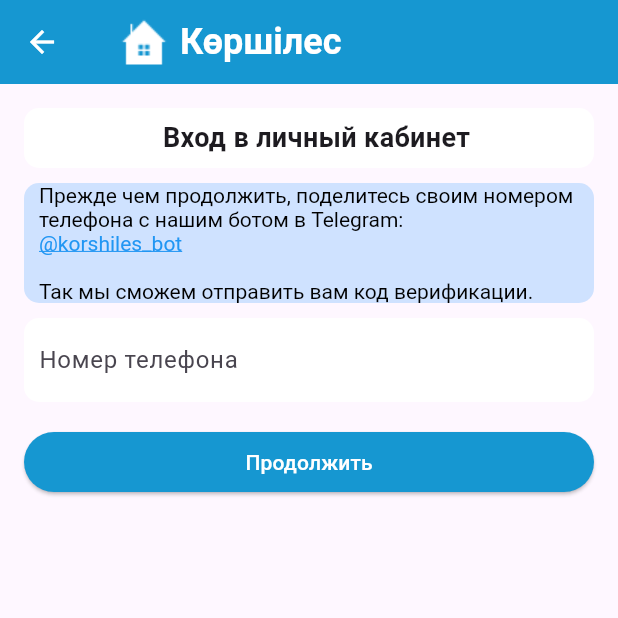
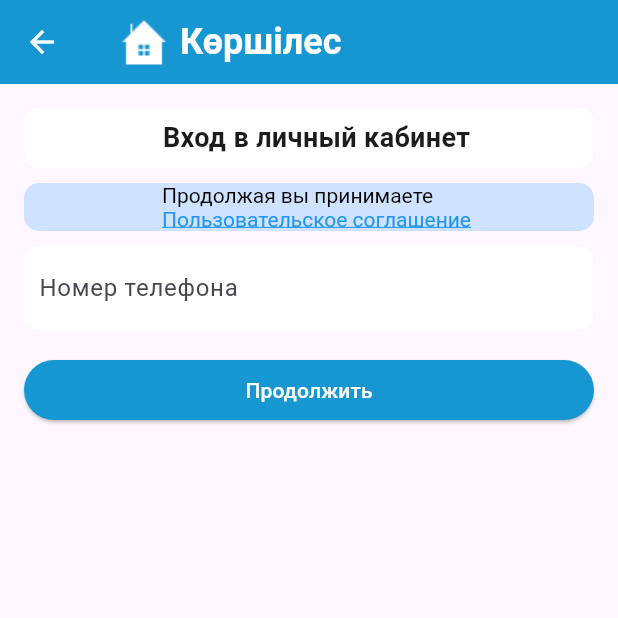
Before and after one commit to isazhan/korshiles_app, a Flutter app: the screen it shows after launch, item 2 of the bottom bar chosen, on a phone screen of 412 x 824 dp, the top half of it. Run offline on Flutter 3.47's test engine with Material 3 defaults, Android fonts, the phone set to English and light mode, and no system bars; our stand-ins replace carousel_slider, flutter_form_builder, flutter_secure_storage, google_mobile_ads; network calls fail; Roboto replaces fonts that are missing (Nunito, sans-serif).

Commit message:
fix appstore comments

```diff
--- a/lib/views/login_view.dart
+++ b/lib/views/login_view.dart
@@ -139,7 +139,7 @@ class _LoginViewState extends State<LoginView> {
                   text: TextSpan(
                     children: <TextSpan>[
                       TextSpan(
-                        text: 'Прежде чем продолжить, поделитесь своим номером телефона с нашим ботом в Telegram: \n',
+                        text: 'Продолжая вы принимаете \n',
                         style: TextStyle(
                           fontSize: 14,
                           //fontWeight: FontWeight.w600,
@@ -147,14 +147,14 @@ class _LoginViewState extends State<LoginView> {
                         ),
                       ),
                       TextSpan(
-                        text: '@korshiles_bot \n\n',
+                        text: 'Пользовательское соглашение',
                         style: const TextStyle(
                           color: Colors.blue,
                           decoration: TextDecoration.underline,
                         ),
                         recognizer: TapGestureRecognizer()
                           ..onTap = () async{
-                            final Uri url = Uri(scheme: 'https', host: 't.me', path: 'korshiles_bot');
+                            final Uri url = Uri(scheme: 'https', host: 'korshiles.kz', path: 'terms');
                             print(url.toString());
                             if (await canLaunchUrl(url)) {
                               await launchUrl(url);
@@ -163,13 +163,13 @@ class _LoginViewState extends State<LoginView> {
                             }
                           }
                       ),
-                      TextSpan(
+                      /*TextSpan(
                         text: 'Так мы сможем отправить вам код верификации.',
                         style: TextStyle(
                           fontSize: 14,
                           color: Colors.black,
                         ),
-                      ),
+                      ),*/
                     ],
                   )
                 ),
--- a/pubspec.yaml
+++ b/pubspec.yaml
@@ -16,7 +16,7 @@ publish_to: 'none' # Remove this line if you wish to publish to pub.dev
 # https://developer.apple.com/library/archive/documentation/General/Reference/InfoPlistKeyReference/Articles/CoreFoundationKeys.html
 # In Windows, build-name is used as the major, minor, and patch parts
 # of the product and file versions while build-number is used as the build suffix.
-version: 1.0.3+10
+version: 1.0.3+11
 
 environment:
   sdk: ^3.5.3
```
Also changed, not shown: lib/views/ad_view.dart (+20 -0 lines), lib/views/home_view.dart (+20 -15 lines).
